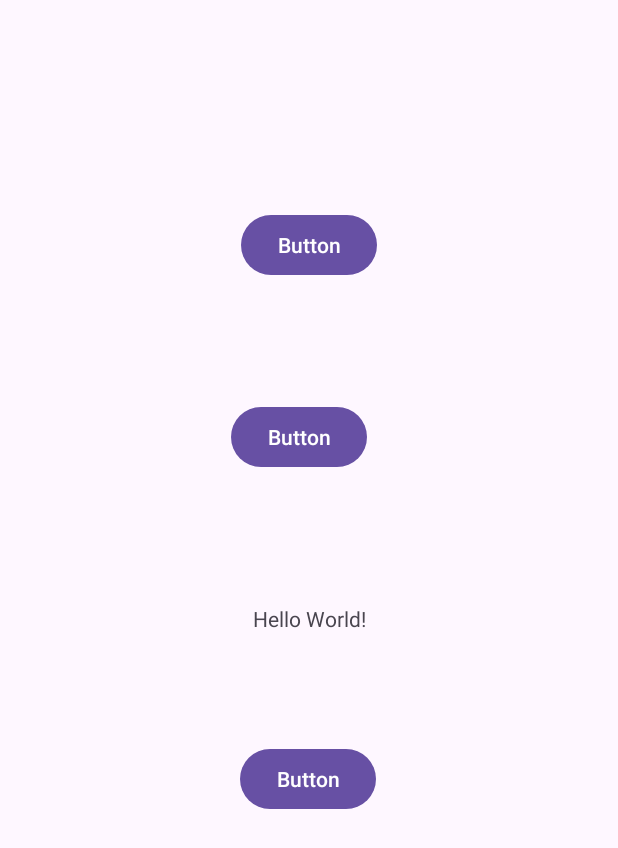
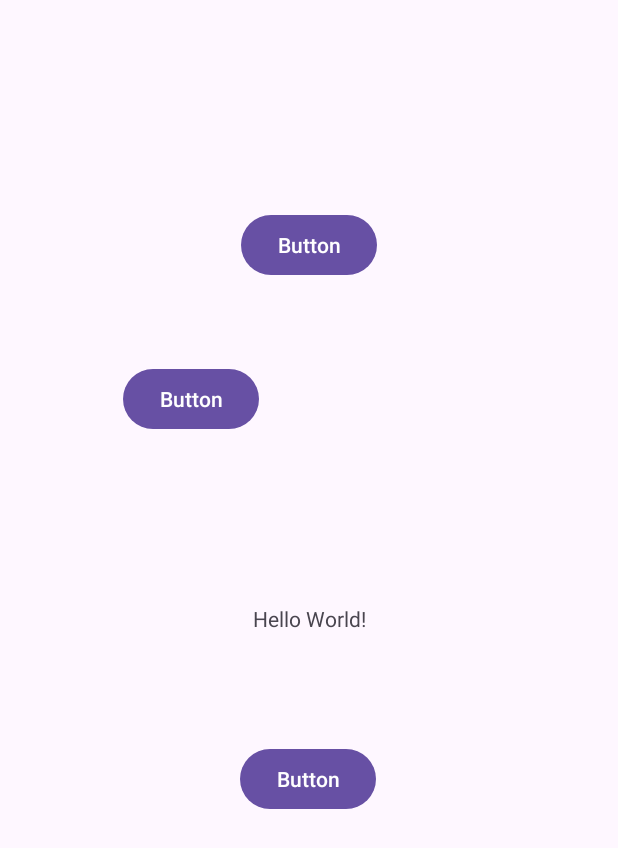
Before and after one commit to Reshala5739/KuznetsovPR22102Pz7, an Android app: the screen it shows after launch (MainActivity), on a phone screen of 412 x 824 dp. Shown: the top 848 px of the screen. Run offline under Robolectric (Android 15) with nearby library versions, the phone set to English and light mode, and no system bars.

Commit message:
MoveButton2

```diff
--- a/app/src/main/res/layout/activity_main.xml
+++ b/app/src/main/res/layout/activity_main.xml
@@ -35,8 +35,8 @@
         android:id="@+id/button2"
         android:layout_width="wrap_content"
         android:layout_height="wrap_content"
-        android:layout_marginStart="153dp"
-        android:layout_marginTop="60dp"
+        android:layout_marginStart="10dp"
+        android:layout_marginTop="10dp"
         android:layout_marginEnd="167dp"
         android:layout_marginBottom="68dp"
         android:text="Button"
```
